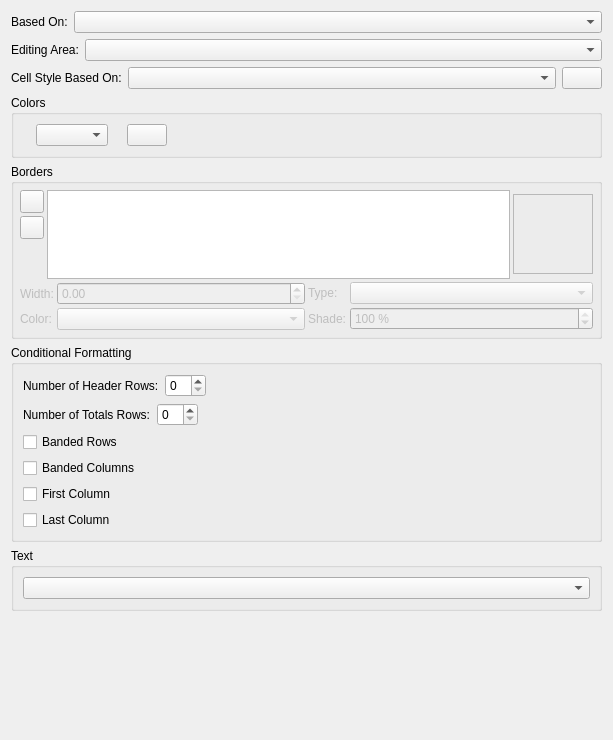
This is scribus/ui/smtablestylewidget.ui in Mu-L/scribus as Qt 5 draws it before an edit. The edited form follows.
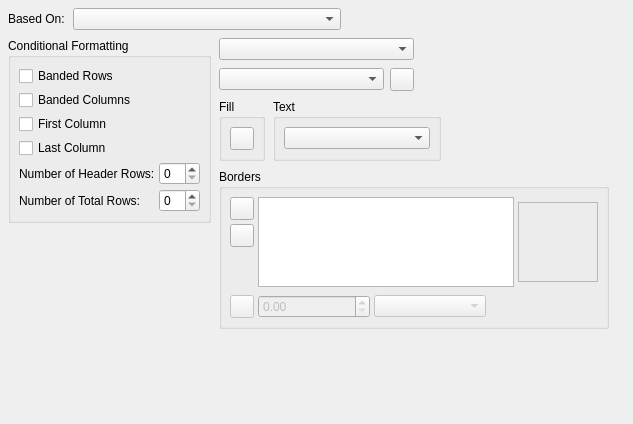
This is the edited form. Custom widgets are drawn as their Qt base class.

Commit message: #17835: Table Style editor UI suggestions, including a new "sticky" mode for the color button that anchors the color picker to the button <nitramr>

```diff
--- a/scribus/ui/smtablestylewidget.ui
+++ b/scribus/ui/smtablestylewidget.ui
@@ -6,12 +6,27 @@
    <rect>
     <x>0</x>
     <y>0</y>
-    <width>613</width>
-    <height>740</height>
+    <width>633</width>
+    <height>424</height>
    </rect>
   </property>
-  <layout class="QVBoxLayout" name="verticalLayout_3">
-   <item>
+  <layout class="QGridLayout" name="gridLayout">
+   <property name="leftMargin">
+    <number>8</number>
+   </property>
+   <property name="topMargin">
+    <number>8</number>
+   </property>
+   <property name="rightMargin">
+    <number>8</number>
+   </property>
+   <property name="bottomMargin">
+    <number>8</number>
+   </property>
+   <property name="spacing">
+    <number>8</number>
+   </property>
+   <item row="0" column="0" colspan="2">
     <layout class="QHBoxLayout" name="horizontalLayout_2">
      <item>
       <widget class="QLabel" name="parentLabel">
@@ -30,17 +45,52 @@
        </property>
       </widget>
      </item>
+     <item>
+      <spacer name="horizontalSpacer_3">
+       <property name="orientation">
+        <enum>Qt::Orientation::Horizontal</enum>
+       </property>
+       <property name="sizeHint" stdset="0">
+        <size>
+         <width>0</width>
+         <height>0</height>
+        </size>
+       </property>
+      </spacer>
+     </item>
     </layout>
    </item>
+   <item row="1" column="1">
+    <layout class="QVBoxLayout" name="verticalLayout_6">
+     <property name="spacing">
+      <number>8</number>
+     </property>
    <item>
     <layout class="QHBoxLayout" name="horizontalLayout_5">
      <item>
-      <widget class="QLabel" name="editingAreaLabel">
-       <property name="text">
-        <string>Editing Area:</string>
-       </property>
-      </widget>
-     </item>
+        <widget class="FormWidget" name="editingAreaLabel">
+         <property name="sizePolicy">
+          <sizepolicy hsizetype="Preferred" vsizetype="Minimum">
+           <horstretch>0</horstretch>
+           <verstretch>0</verstretch>
+          </sizepolicy>
+         </property>
+         <property name="label" stdset="0">
+          <string/>
+         </property>
+         <layout class="QHBoxLayout" name="horizontalLayout_3">
+          <property name="leftMargin">
+           <number>0</number>
+          </property>
+          <property name="topMargin">
+           <number>0</number>
+          </property>
+          <property name="rightMargin">
+           <number>0</number>
+          </property>
+          <property name="bottomMargin">
+           <number>0</number>
+          </property>
      <item>
       <widget class="QComboBox" name="conditionalAreaComboBox">
        <property name="sizePolicy">
@@ -52,16 +102,49 @@
       </widget>
      </item>
     </layout>
+        </widget>
+       </item>
+       <item>
+        <spacer name="horizontalSpacer_4">
+         <property name="orientation">
+          <enum>Qt::Orientation::Horizontal</enum>
+         </property>
+         <property name="sizeHint" stdset="0">
+          <size>
+           <width>0</width>
+           <height>0</height>
+          </size>
+         </property>
+        </spacer>
+       </item>
+      </layout>
    </item>
    <item>
     <layout class="QHBoxLayout" name="horizontalLayout_6">
      <item>
-      <widget class="QLabel" name="parentLabel_2">
-       <property name="text">
-        <string>Cell Style Based On:</string>
-       </property>
-      </widget>
-     </item>
+        <widget class="FormWidget" name="labelCellStyle">
+         <property name="sizePolicy">
+          <sizepolicy hsizetype="Preferred" vsizetype="Minimum">
+           <horstretch>0</horstretch>
+           <verstretch>0</verstretch>
+          </sizepolicy>
+         </property>
+         <property name="label" stdset="0">
+          <string/>
+         </property>
+         <layout class="QHBoxLayout" name="horizontalLayout_14">
+          <property name="leftMargin">
+           <number>0</number>
+          </property>
+          <property name="topMargin">
+           <number>0</number>
+          </property>
+          <property name="rightMargin">
+           <number>0</number>
+          </property>
+          <property name="bottomMargin">
+           <number>0</number>
+          </property>
      <item>
       <widget class="CellStyleComboBox" name="basedOnComboBox">
        <property name="sizePolicy">
@@ -73,79 +156,148 @@
       </widget>
      </item>
      <item>
-      <widget class="QPushButton" name="cellStyleClearButton">
+           <widget class="QToolButton" name="cellStyleClearButton">
        <property name="text">
         <string/>
        </property>
       </widget>
      </item>
     </layout>
-   </item>
+        </widget>
+       </item>
+       <item>
+        <spacer name="horizontalSpacer_5">
+         <property name="orientation">
+          <enum>Qt::Orientation::Horizontal</enum>
+         </property>
+         <property name="sizeHint" stdset="0">
+          <size>
+           <width>0</width>
+           <height>0</height>
+          </size>
+         </property>
+        </spacer>
+       </item>
+      </layout>
+     </item>
+     <item>
+      <layout class="QHBoxLayout" name="horizontalLayout_7">
    <item>
     <widget class="QGroupBox" name="smColorGroup">
      <property name="title">
-      <string>Colors</string>
+          <string>Fill</string>
      </property>
      <layout class="QVBoxLayout" name="verticalLayout">
+          <property name="spacing">
+           <number>4</number>
+          </property>
+          <property name="leftMargin">
+           <number>8</number>
+          </property>
+          <property name="topMargin">
+           <number>8</number>
+          </property>
+          <property name="rightMargin">
+           <number>8</number>
+          </property>
+          <property name="bottomMargin">
+           <number>8</number>
+          </property>
       <item>
        <layout class="QHBoxLayout" name="horizontalLayout">
         <item>
-         <widget class="QLabel" name="fillColorIcon">
-          <property name="maximumSize">
-           <size>
-            <width>22</width>
-            <height>22</height>
-           </size>
-          </property>
+             <widget class="SMColorButton" name="buttonFillColor">
           <property name="text">
            <string/>
           </property>
-          <property name="buddy">
-           <cstring>fillColor</cstring>
-          </property>
-         </widget>
-        </item>
-        <item>
-         <widget class="SMColorCombo" name="fillColor">
-          <property name="toolTip">
-           <string>Fill Color</string>
-          </property>
+             </widget>
+            </item>
+           </layout>
+          </item>
+         </layout>
          </widget>
         </item>
         <item>
-         <widget class="QLabel" name="fillShadeLabel">
-          <property name="text">
-           <string/>
-          </property>
-         </widget>
-        </item>
+        <widget class="QGroupBox" name="groupBox">
+         <property name="title">
+          <string>Text</string>
+         </property>
+         <layout class="QVBoxLayout" name="verticalLayout_5">
+          <property name="spacing">
+           <number>4</number>
+          </property>
+          <property name="leftMargin">
+           <number>8</number>
+          </property>
+          <property name="topMargin">
+           <number>8</number>
+          </property>
+          <property name="rightMargin">
+           <number>8</number>
+          </property>
+          <property name="bottomMargin">
+           <number>8</number>
+          </property>
         <item>
-         <widget class="SMShadeButton" name="fillShade">
-          <property name="toolTip">
-           <string>Fill Shade</string>
-          </property>
-          <property name="text">
+           <widget class="FormWidget" name="labelParagraphStyle">
+            <property name="sizePolicy">
+             <sizepolicy hsizetype="Preferred" vsizetype="Minimum">
+              <horstretch>0</horstretch>
+              <verstretch>0</verstretch>
+             </sizepolicy>
+            </property>
+            <property name="label" stdset="0">
            <string/>
           </property>
-         </widget>
-        </item>
+            <property name="preserveLabelSpace">
+             <bool>true</bool>
+            </property>
+            <layout class="QHBoxLayout" name="horizontalLayout_9">
+             <property name="leftMargin">
+              <number>0</number>
+             </property>
+             <property name="topMargin">
+              <number>0</number>
+             </property>
+             <property name="rightMargin">
+              <number>0</number>
+             </property>
+             <property name="bottomMargin">
+              <number>0</number>
+             </property>
+             <item>
+              <widget class="ParaStyleComboBox" name="paragraphStyleComboBox">
+               <property name="sizePolicy">
+                <sizepolicy hsizetype="MinimumExpanding" vsizetype="Fixed">
+                 <horstretch>0</horstretch>
+                 <verstretch>0</verstretch>
+                </sizepolicy>
+               </property>
+               <property name="toolTip">
+                <string>Paragraph style of currently selected text or paragraph</string>
+               </property>
+              </widget>
+             </item>
+            </layout>
+           </widget>
+          </item>
+         </layout>
+        </widget>
+       </item>
         <item>
-         <spacer>
+        <spacer name="horizontalSpacer_6">
           <property name="orientation">
            <enum>Qt::Orientation::Horizontal</enum>
           </property>
           <property name="sizeHint" stdset="0">
            <size>
-            <width>40</width>
-            <height>20</height>
+           <width>0</width>
+           <height>0</height>
            </size>
           </property>
          </spacer>
         </item>
        </layout>
-      </item>
-     </layout>
-    </widget>
    </item>
    <item>
     <widget class="QGroupBox" name="bordersLayout">
@@ -154,29 +306,29 @@
      </property>
      <layout class="QVBoxLayout" name="verticalLayout_2">
       <property name="spacing">
-       <number>3</number>
+         <number>8</number>
       </property>
       <property name="leftMargin">
-       <number>6</number>
+         <number>8</number>
       </property>
       <property name="topMargin">
-       <number>6</number>
+         <number>8</number>
       </property>
       <property name="rightMargin">
-       <number>6</number>
+         <number>8</number>
       </property>
       <property name="bottomMargin">
-       <number>6</number>
+         <number>8</number>
       </property>
       <item>
        <layout class="QHBoxLayout" name="bordesLayout1">
         <property name="spacing">
-         <number>3</number>
+           <number>4</number>
         </property>
         <item>
          <layout class="QVBoxLayout" name="bordersLayout1_1">
           <property name="spacing">
-           <number>3</number>
+             <number>4</number>
           </property>
           <item>
            <widget class="QToolButton" name="addBorderLineButton">
@@ -214,7 +366,7 @@
             </property>
             <property name="sizeHint" stdset="0">
              <size>
-              <width>20</width>
+                <width>0</width>
               <height>40</height>
              </size>
             </property>
@@ -266,67 +418,45 @@
        </layout>
       </item>
       <item>
-       <layout class="QHBoxLayout" name="bordersLayout2" stretch="0,0">
+         <layout class="QHBoxLayout" name="horizontalLayout_10">
         <property name="spacing">
-         <number>3</number>
+           <number>4</number>
         </property>
         <item>
-         <layout class="QFormLayout" name="bordersLayout2_1">
-          <property name="fieldGrowthPolicy">
-           <enum>QFormLayout::FieldGrowthPolicy::ExpandingFieldsGrow</enum>
-          </property>
-          <property name="horizontalSpacing">
-           <number>3</number>
-          </property>
-          <property name="verticalSpacing">
-           <number>3</number>
-          </property>
-          <item row="0" column="0">
-           <widget class="QLabel" name="borderLineWidthLabel">
+           <widget class="SMColorButton" name="buttonLineColor">
             <property name="enabled">
              <bool>false</bool>
             </property>
             <property name="text">
-             <string>Width:</string>
+             <string/>
             </property>
-            <property name="buddy">
-             <cstring>borderLineWidth</cstring>
-            </property>
            </widget>
           </item>
-          <item row="1" column="0">
-           <widget class="QLabel" name="borderLineColorLabel">
-            <property name="enabled">
-             <bool>false</bool>
-            </property>
-            <property name="text">
-             <string>Color:</string>
-            </property>
-            <property name="buddy">
-             <cstring>borderLineColor</cstring>
-            </property>
-           </widget>
-          </item>
-          <item row="1" column="1">
-           <widget class="ColorCombo" name="borderLineColor">
-            <property name="enabled">
-             <bool>false</bool>
-            </property>
+          <item>
+           <widget class="FormWidget" name="borderLineWidthLabel">
             <property name="sizePolicy">
-             <sizepolicy hsizetype="MinimumExpanding" vsizetype="Fixed">
+             <sizepolicy hsizetype="Preferred" vsizetype="Minimum">
               <horstretch>0</horstretch>
               <verstretch>0</verstretch>
              </sizepolicy>
             </property>
-            <property name="minimumSize">
-             <size>
-              <width>100</width>
-              <height>0</height>
-             </size>
+            <property name="label" stdset="0">
+             <string>Width</string>
             </property>
-           </widget>
-          </item>
-          <item row="0" column="1">
+            <layout class="QHBoxLayout" name="horizontalLayout_11">
+             <property name="leftMargin">
+              <number>0</number>
+             </property>
+             <property name="topMargin">
+              <number>0</number>
+             </property>
+             <property name="rightMargin">
+              <number>0</number>
+             </property>
+             <property name="bottomMargin">
+              <number>0</number>
+             </property>
+             <item>
            <widget class="ScrSpinBox" name="borderLineWidth">
             <property name="enabled">
              <bool>false</bool>
@@ -346,29 +476,33 @@
            </widget>
           </item>
          </layout>
-        </item>
-        <item>
-         <layout class="QFormLayout" name="bordersLayout2_2">
-          <property name="horizontalSpacing">
-           <number>3</number>
-          </property>
-          <property name="verticalSpacing">
-           <number>3</number>
-          </property>
-          <item row="0" column="0">
-           <widget class="QLabel" name="borderLineStyleLabel">
-            <property name="enabled">
-             <bool>false</bool>
-            </property>
-            <property name="text">
-             <string>Type:</string>
-            </property>
-            <property name="buddy">
-             <cstring>borderLineStyle</cstring>
-            </property>
            </widget>
           </item>
-          <item row="0" column="1">
+          <item>
+           <widget class="FormWidget" name="borderLineStyleLabel">
+            <property name="sizePolicy">
+             <sizepolicy hsizetype="Preferred" vsizetype="Minimum">
+              <horstretch>0</horstretch>
+              <verstretch>0</verstretch>
+             </sizepolicy>
+            </property>
+            <property name="label" stdset="0">
+             <string>Type</string>
+            </property>
+            <layout class="QHBoxLayout" name="horizontalLayout_12">
+             <property name="leftMargin">
+              <number>0</number>
+             </property>
+             <property name="topMargin">
+              <number>0</number>
+             </property>
+             <property name="rightMargin">
+              <number>0</number>
+             </property>
+             <property name="bottomMargin">
+              <number>0</number>
+             </property>
+             <item>
            <widget class="LineCombo" name="borderLineStyle">
             <property name="enabled">
              <bool>false</bool>
@@ -387,125 +521,65 @@
             </property>
            </widget>
           </item>
+            </layout>
+           </widget>
+          </item>
+          <item>
+           <spacer name="horizontalSpacer_9">
+            <property name="orientation">
+             <enum>Qt::Orientation::Horizontal</enum>
+            </property>
+            <property name="sizeHint" stdset="0">
+             <size>
+              <width>0</width>
+              <height>0</height>
+             </size>
+            </property>
+           </spacer>
+          </item>
+         </layout>
+        </item>
+       </layout>
+      </widget>
+     </item>
+     <item>
+      <spacer name="verticalSpacer_2">
+       <property name="orientation">
+        <enum>Qt::Orientation::Vertical</enum>
+       </property>
+       <property name="sizeHint" stdset="0">
+        <size>
+         <width>0</width>
+         <height>0</height>
+        </size>
+       </property>
+      </spacer>
+     </item>
+    </layout>
+   </item>
           <item row="1" column="0">
-           <widget class="QLabel" name="borderLineShadeLabel">
-            <property name="enabled">
-             <bool>false</bool>
-            </property>
-            <property name="text">
-             <string>Shade:</string>
-            </property>
-            <property name="buddy">
-             <cstring>borderLineShade</cstring>
-            </property>
-           </widget>
-          </item>
-          <item row="1" column="1">
-           <widget class="ScrSpinBox" name="borderLineShade">
-            <property name="enabled">
-             <bool>false</bool>
-            </property>
-            <property name="sizePolicy">
-             <sizepolicy hsizetype="MinimumExpanding" vsizetype="Fixed">
-              <horstretch>0</horstretch>
-              <verstretch>0</verstretch>
-             </sizepolicy>
-            </property>
-            <property name="minimumSize">
-             <size>
-              <width>100</width>
-              <height>0</height>
-             </size>
-            </property>
-            <property name="suffix">
-             <string> %</string>
-            </property>
-            <property name="decimals">
-             <number>0</number>
-            </property>
-            <property name="maximum">
-             <double>100.000000000000000</double>
-            </property>
-            <property name="value">
-             <double>100.000000000000000</double>
-            </property>
-           </widget>
-          </item>
-         </layout>
-        </item>
-       </layout>
-      </item>
-     </layout>
-    </widget>
-   </item>
+    <layout class="QVBoxLayout" name="verticalLayout_3">
    <item>
     <widget class="QGroupBox" name="conditionalFormattingGroupBox">
      <property name="title">
       <string>Conditional Formatting</string>
      </property>
      <layout class="QVBoxLayout" name="verticalLayout_4">
-      <item>
-       <layout class="QHBoxLayout" name="horizontalLayout_4">
-        <item>
-         <widget class="QLabel" name="label">
-          <property name="text">
-           <string>Number of Header Rows:</string>
-          </property>
-         </widget>
-        </item>
-        <item>
-         <widget class="QSpinBox" name="headerRowsSpinBox">
-          <property name="maximum">
-           <number>10</number>
-          </property>
-         </widget>
-        </item>
-        <item>
-         <spacer name="horizontalSpacer">
-          <property name="orientation">
-           <enum>Qt::Orientation::Horizontal</enum>
-          </property>
-          <property name="sizeHint" stdset="0">
-           <size>
-            <width>40</width>
-            <height>20</height>
-           </size>
-          </property>
-         </spacer>
-        </item>
-       </layout>
-      </item>
-      <item>
-       <layout class="QHBoxLayout" name="horizontalLayout_3">
-        <item>
-         <widget class="QLabel" name="label_2">
-          <property name="text">
-           <string>Number of Totals Rows:</string>
-          </property>
-         </widget>
-        </item>
-        <item>
-         <widget class="QSpinBox" name="totalRowsSpinBox">
-          <property name="maximum">
-           <number>10</number>
-          </property>
-         </widget>
-        </item>
-        <item>
-         <spacer name="horizontalSpacer_2">
-          <property name="orientation">
-           <enum>Qt::Orientation::Horizontal</enum>
-          </property>
-          <property name="sizeHint" stdset="0">
-           <size>
-            <width>40</width>
-            <height>20</height>
-           </size>
-          </property>
-         </spacer>
-        </item>
-       </layout>
-      </item>
+        <property name="spacing">
+         <number>4</number>
+        </property>
+        <property name="leftMargin">
+         <number>8</number>
+        </property>
+        <property name="topMargin">
+         <number>8</number>
+        </property>
+        <property name="rightMargin">
+         <number>8</number>
+        </property>
+        <property name="bottomMargin">
+         <number>8</number>
+        </property>
       <item>
        <widget class="QCheckBox" name="bandedRowsCheckBox">
         <property name="text">
@@ -534,42 +608,64 @@
         </property>
        </widget>
       </item>
-     </layout>
-    </widget>
-   </item>
-   <item>
-    <widget class="QGroupBox" name="groupBox">
-     <property name="title">
-      <string>Text</string>
-     </property>
-     <layout class="QVBoxLayout" name="verticalLayout_5">
-      <item>
-       <widget class="ParaStyleComboBox" name="paragraphStyleComboBox">
-        <property name="sizePolicy">
-         <sizepolicy hsizetype="MinimumExpanding" vsizetype="Fixed">
-          <horstretch>0</horstretch>
-          <verstretch>0</verstretch>
-         </sizepolicy>
-        </property>
-        <property name="toolTip">
-         <string>Paragraph style of currently selected text or paragraph</string>
+        <item>
+         <layout class="QGridLayout" name="gridLayout_2">
+          <item row="0" column="1">
+           <widget class="QSpinBox" name="headerRowsSpinBox">
+            <property name="maximum">
+             <number>10</number>
+            </property>
+           </widget>
+          </item>
+          <item row="1" column="0">
+           <widget class="QLabel" name="label_2">
+            <property name="text">
+             <string>Number of Total Rows:</string>
+            </property>
+           </widget>
+          </item>
+          <item row="0" column="0">
+           <widget class="QLabel" name="label">
+            <property name="text">
+             <string>Number of Header Rows:</string>
+            </property>
+           </widget>
+          </item>
+          <item row="1" column="1">
+           <widget class="QSpinBox" name="totalRowsSpinBox">
+            <property name="maximum">
+             <number>10</number>
         </property>
        </widget>
       </item>
      </layout>
+        </item>
+       </layout>
     </widget>
    </item>
    <item>
-    <spacer>
+      <spacer name="verticalSpacer">
      <property name="orientation">
       <enum>Qt::Orientation::Vertical</enum>
      </property>
-     <property name="sizeType">
-      <enum>QSizePolicy::Policy::MinimumExpanding</enum>
-     </property>
+       <property name="sizeHint" stdset="0">
+        <size>
+         <width>0</width>
+         <height>0</height>
+        </size>
+       </property>
+      </spacer>
+     </item>
+    </layout>
+   </item>
+   <item row="1" column="2">
+    <spacer name="horizontalSpacer">
+     <property name="orientation">
+      <enum>Qt::Orientation::Horizontal</enum>
+     </property>
      <property name="sizeHint" stdset="0">
       <size>
-       <width>20</width>
+       <width>0</width>
        <height>0</height>
       </size>
      </property>
@@ -578,6 +674,12 @@
   </layout>
  </widget>
  <customwidgets>
+  <customwidget>
+   <class>FormWidget</class>
+   <extends>QWidget</extends>
+   <header>ui/widgets/form_widget.h</header>
+   <container>1</container>
+  </customwidget>
   <customwidget>
    <class>ScrSpinBox</class>
    <extends>QDoubleSpinBox</extends>
@@ -594,21 +696,6 @@
    <header>ui/tablesideselector.h</header>
    <container>1</container>
   </customwidget>
-  <customwidget>
-   <class>ColorCombo</class>
-   <extends>QComboBox</extends>
-   <header>ui/colorcombo.h</header>
-  </customwidget>
-  <customwidget>
-   <class>SMColorCombo</class>
-   <extends>QComboBox</extends>
-   <header>ui/smcolorcombo.h</header>
-  </customwidget>
-  <customwidget>
-   <class>SMShadeButton</class>
-   <extends>QPushButton</extends>
-   <header>ui/smshadebutton.h</header>
-  </customwidget>
   <customwidget>
    <class>ParaStyleComboBox</class>
    <extends>QComboBox</extends>
@@ -619,6 +706,11 @@
    <extends>QComboBox</extends>
    <header>ui/stylecombos.h</header>
   </customwidget>
+  <customwidget>
+   <class>SMColorButton</class>
+   <extends>QToolButton</extends>
+   <header>ui/smcolorbutton.h</header>
+  </customwidget>
  </customwidgets>
  <resources/>
  <connections/>
```
Lines whose indentation alone changed are shown as unchanged. The commit also changes 18 other files.
